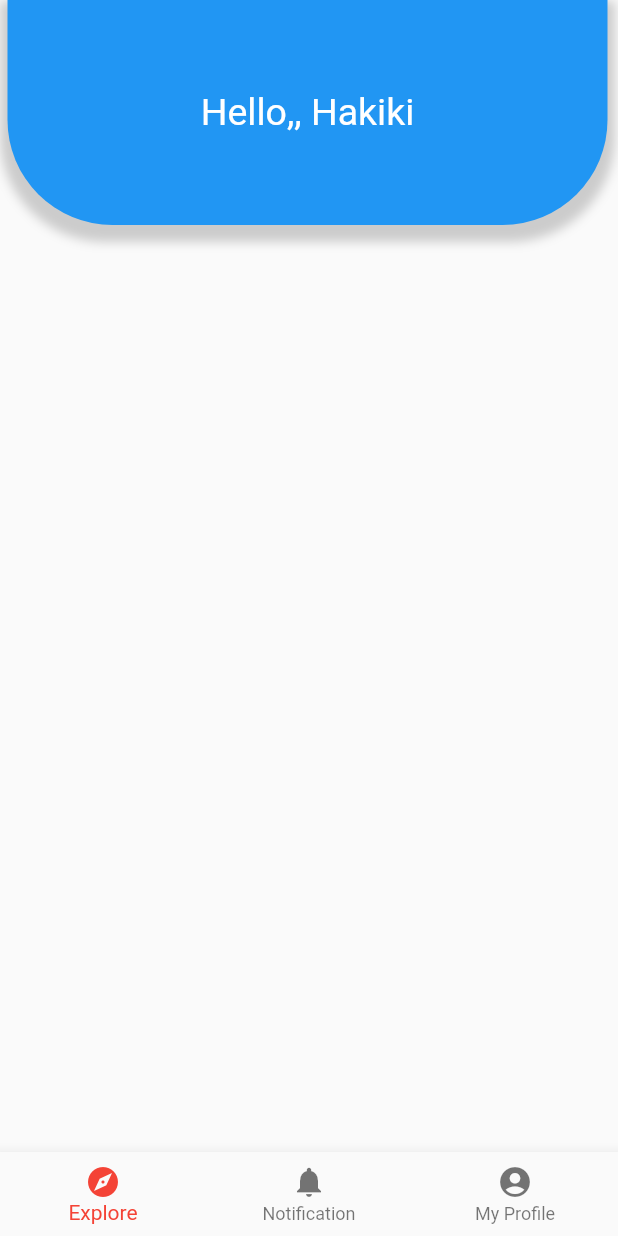
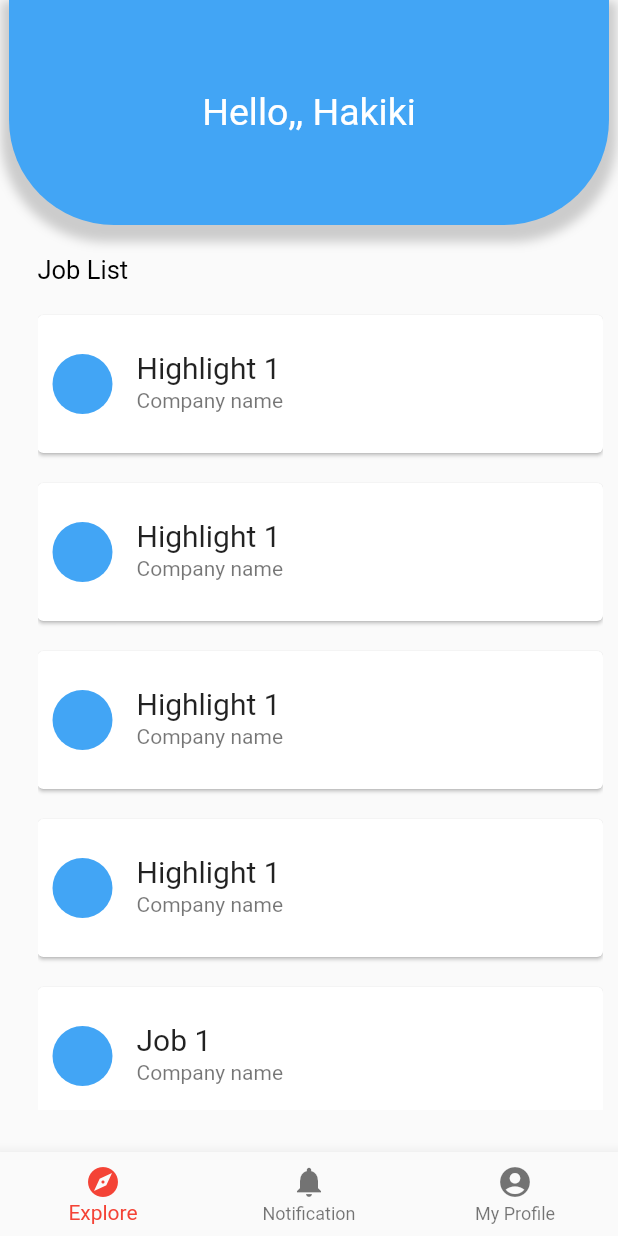
Before and after one commit to Xzellize90/CariKerja, a Flutter app: the screen it shows after launch, on a phone screen of 412 x 824 dp. Run offline on Flutter 3.47's test engine with Material 2 defaults, Android fonts, the phone set to English and light mode, and no system bars; our stand-ins replace splashscreen; Roboto replaces fonts that are missing (Arial).

Commit message:
Applican_3(HAKIKI)

```diff
--- a/lib/ui/pages/Aexplore_page.dart
+++ b/lib/ui/pages/Aexplore_page.dart
@@ -9,7 +9,7 @@ class _ExplorePageState extends State<ExplorePage> {
   @override
   Widget build(BuildContext context) {
     return Scaffold(
-      body: Row(
+      body: Column(
         children: [
           Container(
             alignment: Alignment.topCenter,
@@ -19,7 +19,13 @@ class _ExplorePageState extends State<ExplorePage> {
             child: Center(
               child: Text(
                 "Hello,, Hakiki",
-                style: TextStyle(color: Colors.white, fontSize: 25),
+                style: TextStyle(
+                  decoration: TextDecoration.none,
+                  color: Colors.white,
+                  fontSize: 25,
+                  fontFamily: 'Arial',
+                  fontWeight: FontWeight.normal,
+                ),
               ),
             ),
             decoration: BoxDecoration(
@@ -33,8 +39,108 @@ class _ExplorePageState extends State<ExplorePage> {
                 borderRadius: BorderRadius.only(
                     bottomLeft: Radius.circular(70),
                     bottomRight: Radius.circular(70)),
-                color: Colors.blue),
-          )
+                color: Colors.blue[400]),
+          ),
+          Container(
+            width: 700,
+            height: 570,
+            margin: EdgeInsets.only(left: 25, right: 10, top: 20),
+            child: ListView(
+              children: <Widget>[
+                Text(
+                  "Job List",
+                  style: TextStyle(
+                    fontFamily: 'Arial',
+                    decoration: TextDecoration.none,
+                    fontWeight: FontWeight.normal,
+                    color: Colors.black,
+                    fontSize: 17,
+                  ),
+                ),
+                Card(
+                    margin: EdgeInsets.only(top: 20),
+                    color: Colors.white,
+                    child: ListTile(
+                      contentPadding: EdgeInsets.all(10),
+                      title:
+                          Text("Highlight 1", style: TextStyle(fontSize: 20)),
+                      subtitle: Text("Company name"),
+                      leading: CircleAvatar(
+                        backgroundColor: Colors.blue[400],
+                      ),
+                    )),
+                Card(
+                    margin: EdgeInsets.only(top: 20),
+                    color: Colors.white,
+                    child: ListTile(
+                      contentPadding: EdgeInsets.all(10),
+                      title:
+                          Text("Highlight 1", style: TextStyle(fontSize: 20)),
+                      subtitle: Text("Company name"),
+                      leading: CircleAvatar(
+                        backgroundColor: Colors.blue[400],
+                      ),
+                    )),
+                Card(
+                    margin: EdgeInsets.only(top: 20),
+                    color: Colors.white,
+                    child: ListTile(
+                      contentPadding: EdgeInsets.all(10),
+                      title:
+                          Text("Highlight 1", style: TextStyle(fontSize: 20)),
+                      subtitle: Text("Company name"),
+                      leading: CircleAvatar(
+                        backgroundColor: Colors.blue[400],
+                      ),
+                    )),
+                Card(
+                    margin: EdgeInsets.only(top: 20),
+                    color: Colors.white,
+                    child: ListTile(
+                      contentPadding: EdgeInsets.all(10),
+                      title:
+                          Text("Highlight 1", style: TextStyle(fontSize: 20)),
+                      subtitle: Text("Company name"),
+                      leading: CircleAvatar(
+                        backgroundColor: Colors.blue[400],
+                      ),
+                    )),
+                Card(
+                    margin: EdgeInsets.only(top: 20),
+                    color: Colors.white,
+                    child: ListTile(
+                      contentPadding: EdgeInsets.all(10),
+                      title: Text("Job 1", style: TextStyle(fontSize: 20)),
+                      subtitle: Text("Company name"),
+                      leading: CircleAvatar(
+                        backgroundColor: Colors.blue[400],
+                      ),
+                    )),
+                Card(
+                    margin: EdgeInsets.only(top: 20),
+                    color: Colors.white,
+                    child: ListTile(
+                      contentPadding: EdgeInsets.all(10),
+                      title: Text("Job 1", style: TextStyle(fontSize: 20)),
+                      subtitle: Text("Company name"),
+                      leading: CircleAvatar(
+                        backgroundColor: Colors.blue[400],
+                      ),
+                    )),
+                Card(
+                    margin: EdgeInsets.only(top: 20),
+                    color: Colors.white,
+                    child: ListTile(
+                      contentPadding: EdgeInsets.all(10),
+                      title: Text("Job 1", style: TextStyle(fontSize: 20)),
+                      subtitle: Text("Company name"),
+                      leading: CircleAvatar(
+                        backgroundColor: Colors.blue[400],
+                      ),
+                    )),
+              ],
+            ),
+          ),
         ],
       ),
     );
--- a/lib/ui/pages/Aprofile_page.dart
+++ b/lib/ui/pages/Aprofile_page.dart
@@ -8,6 +8,20 @@ class ProfilePage extends StatefulWidget {
 class _ProfilePageState extends State<ProfilePage> {
   @override
   Widget build(BuildContext context) {
-    return Scaffold();
+    return Scaffold(
+      body: Container(
+        width: 450,
+        height: 270,
+        color: Colors.blue[400],
+        child: Center(
+            child: Container(
+          width: 130,
+          height: 130,
+          color: Colors.blue,
+          decoration: BoxDecoration(borderRadius: BorderRadius.circular(10)),
+        ) //CirlceAvatar
+            ),
+      ),
+    );
   }
 }
```
